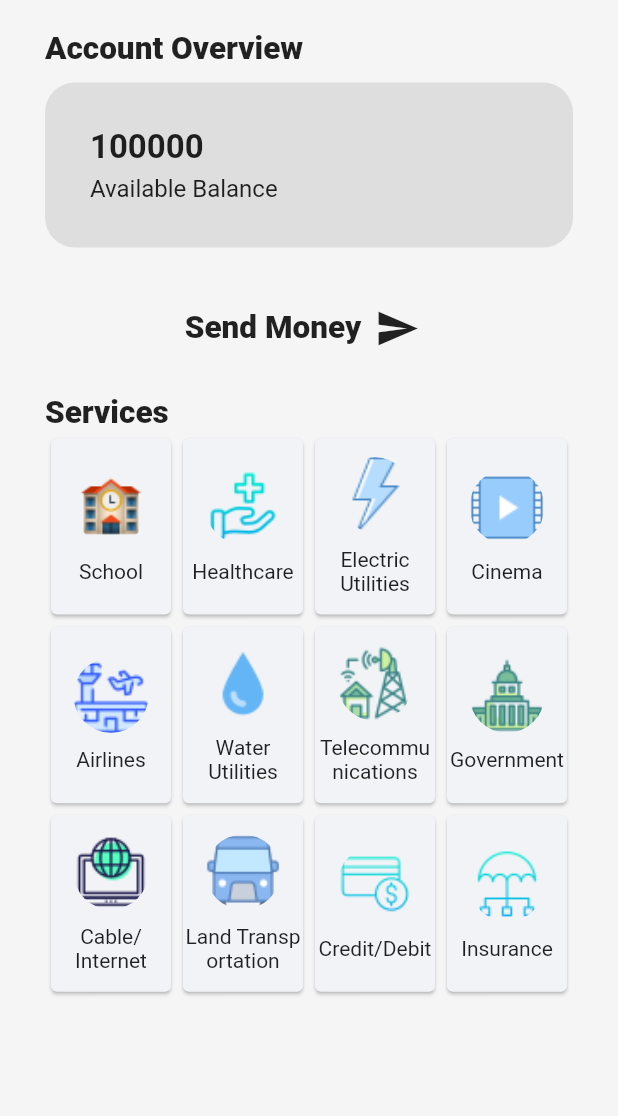
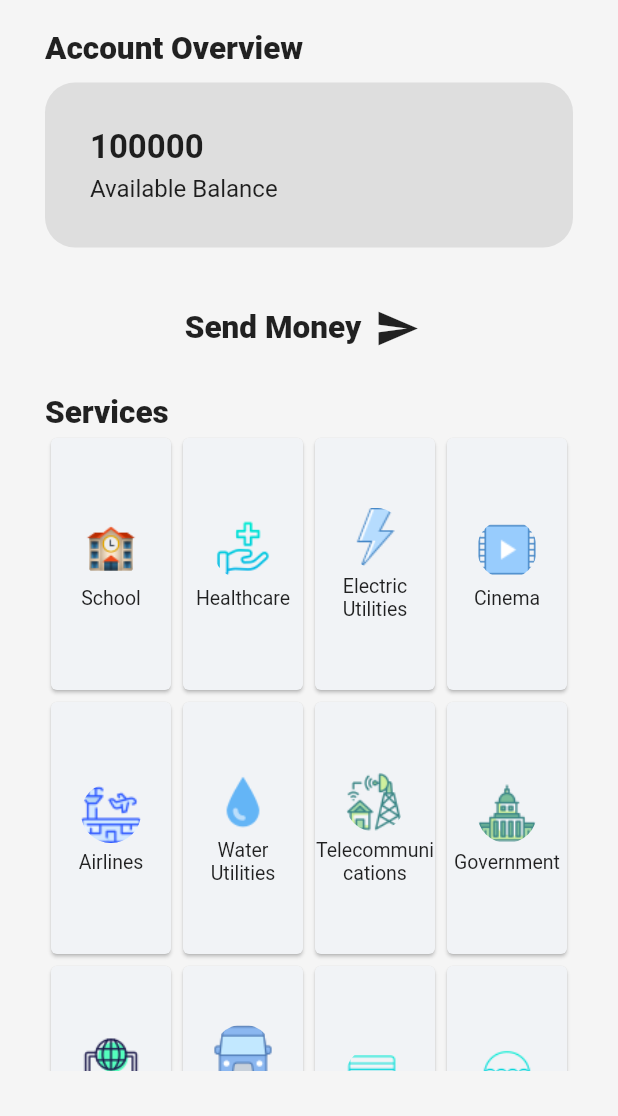
Before and after one commit to fjaqu1n0/Bank-Guard, a Flutter app: the DashBoard screen opened directly, on a phone screen of 412 x 824 dp, the part 120-1236 px from its top. Run offline on Flutter 3.47's test engine with Material 2 defaults, Android fonts, the phone set to English and light mode, and no system bars; our stand-ins replace sizer; Roboto replaces fonts that are missing (avenir, ubuntu).

Commit message:
Update dashboard.dart

```diff
--- a/lib/dashboard.dart
+++ b/lib/dashboard.dart
@@ -110,7 +110,7 @@ class DashBoard extends StatelessWidget {
             SingleChildScrollView(),
             Expanded(
               child: GridView.count(crossAxisCount: 4,
-              childAspectRatio: 0.7,
+              childAspectRatio: 0.5,
               children: [
                  Card(
                     color: Color(0xfff1f3f6),
@@ -338,14 +338,14 @@ class ServiceIcon extends StatelessWidget {
     return Column(
       children: [
           CircleAvatar(
-          radius: 25,
+          radius: 20,
           backgroundColor: Color(0xfff1f3f6),
           backgroundImage: AssetImage('assets/images/service$id.png'),
           ),
-        SizedBox(height: 10,),
+        SizedBox(height: 5,),
         Text('$name',style: TextStyle(
             fontFamily: 'avenir',
-            fontSize: 14,
+            fontSize: 13,
           ),textAlign: TextAlign.center,)
       ],
     );
```
